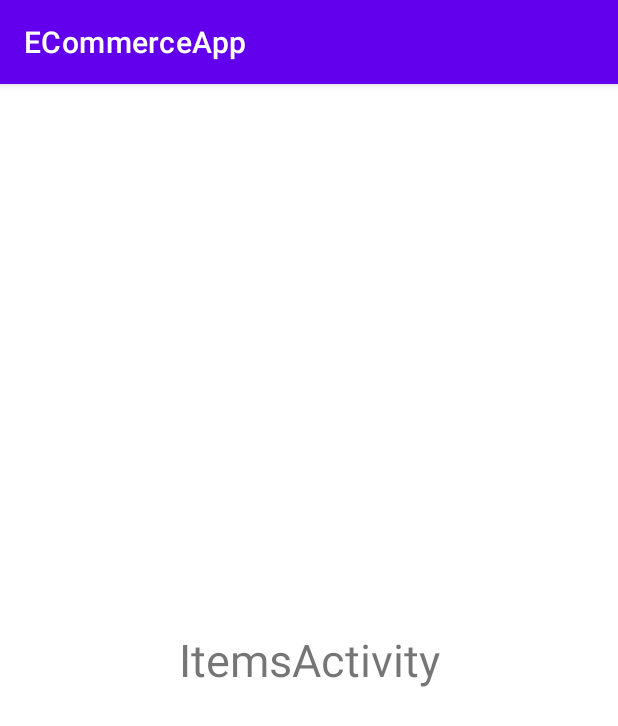
After one commit to GaneevSingh1/eCommerceApp, an Android app: the ItemsActivity screen opened directly, with no data from a screen before it, on a phone screen of 412 x 824 dp. The commit adds this screen. Shown: the top 726 px of the screen. Run offline under Robolectric (Android 15) with nearby library versions, the phone set to English and light mode, and no system bars.

```diff
--- a/eCommerce/app/src/main/AndroidManifest.xml
+++ b/eCommerce/app/src/main/AndroidManifest.xml
@@ -22,6 +22,10 @@
                 <category android:name="android.intent.category.LAUNCHER" />
             </intent-filter>
         </activity>
+        <activity
+            android:name=".ItemsActivity">
+
+        </activity>
     </application>
 
 </manifest>
--- /dev/null
+++ b/eCommerce/app/src/main/java/com/example/ecommerceapp/ItemsActivity.java
@@ -0,0 +1,15 @@
+package com.example.ecommerceapp;
+
+import android.os.Bundle;
+import android.os.PersistableBundle;
+
+import androidx.annotation.Nullable;
+import androidx.appcompat.app.AppCompatActivity;
+
+public class ItemsActivity extends AppCompatActivity {
+    @Override
+    public void onCreate(@Nullable Bundle savedInstanceState) {
+        super.onCreate(savedInstanceState);
+        setContentView(R.layout.activity_items);
+    }
+}
--- /dev/null
+++ b/eCommerce/app/src/main/res/layout/activity_items.xml
@@ -0,0 +1,17 @@
+<?xml version="1.0" encoding="utf-8"?>
+<RelativeLayout xmlns:android="http://schemas.android.com/apk/res/android"
+    android:layout_width="match_parent"
+    android:layout_height="match_parent">
+
+    <TextView
+        android:id="@+id/textView"
+        android:layout_width="wrap_content"
+        android:layout_height="wrap_content"
+        android:layout_alignParentStart="true"
+        android:layout_alignParentEnd="true"
+        android:layout_centerVertical="true"
+        android:layout_centerHorizontal="true"
+        android:textAlignment="center"
+        android:textSize="30sp"
+        android:text="ItemsActivity" />
+</RelativeLayout>
```
Also changed, not shown: eCommerce/app/src/main/java/com/example/ecommerceapp/MainActivity.java (+31 -1 lines).
